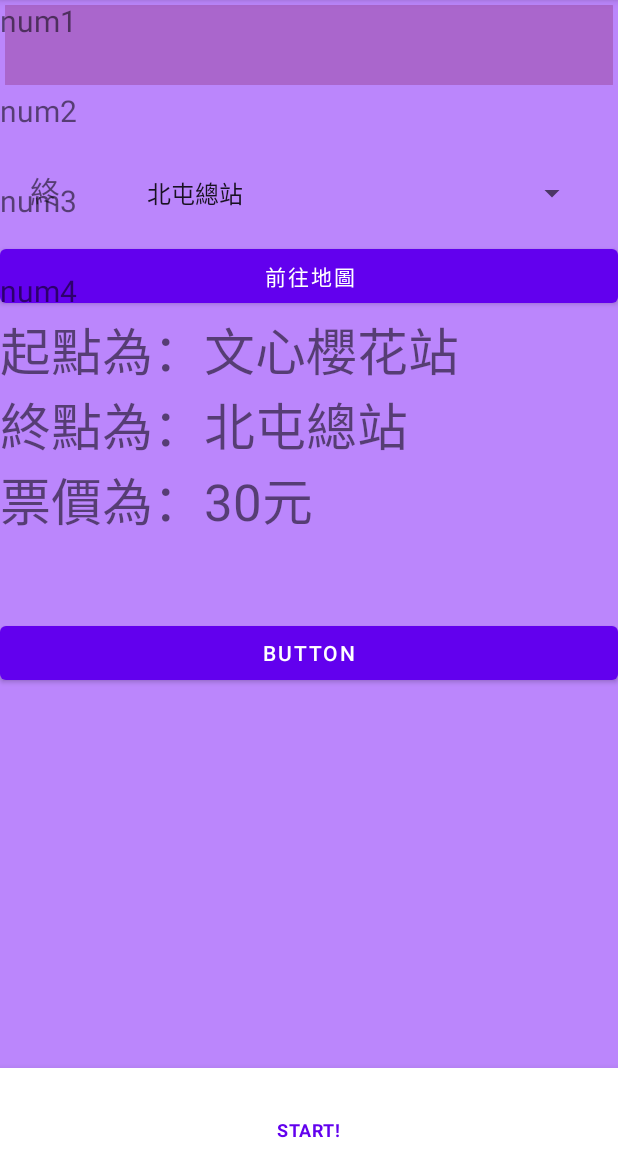
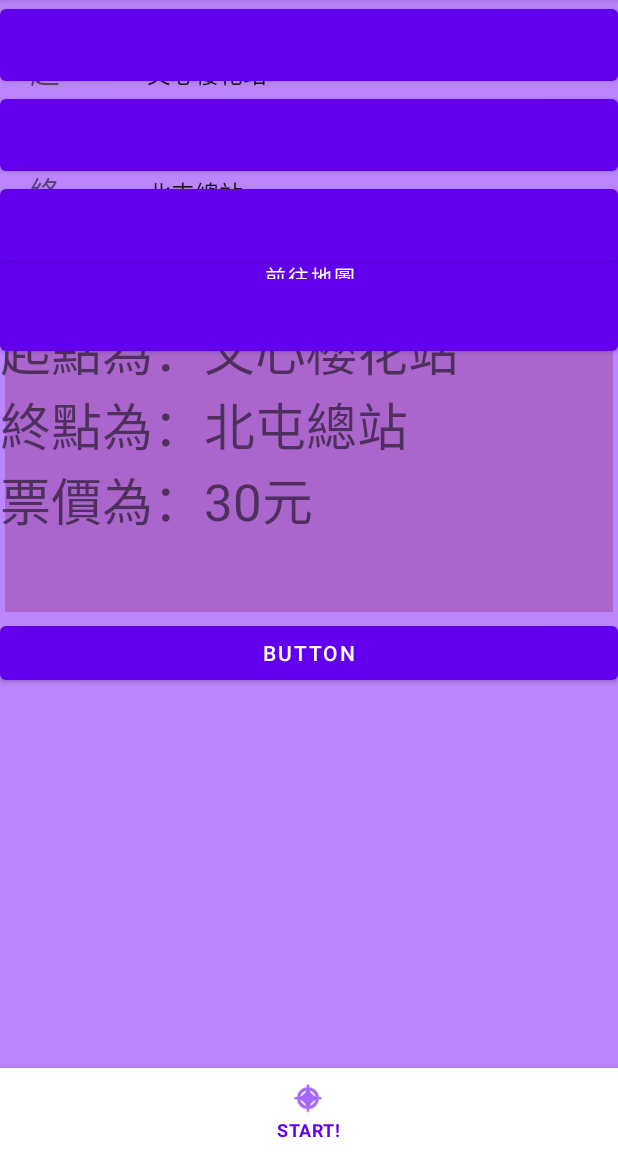
Before and after one commit to isaac1249/project, an Android app: the fragment MRTFragment placed in its activity, after a tap on "BUTTON", on a phone screen of 412 x 824 dp, the part 84-1236 px from its top. Run offline under Robolectric (Android 15) with nearby library versions, the phone set to English and light mode, and no system bars; 1 other tap on this screen came first.

Commit message:
map walk and fixed the MRTfragment's textview

```diff
--- a/app/src/main/java/com/example/project/DiceFragment.java
+++ b/app/src/main/java/com/example/project/DiceFragment.java
@@ -1,5 +1,7 @@
 package com.example.project;
 
+import android.content.Intent;
+import android.net.Uri;
 import android.os.Bundle;
 
 import androidx.fragment.app.Fragment;
@@ -10,6 +12,8 @@ import android.view.View;
 import android.view.ViewGroup;
 import android.widget.Button;
 import android.widget.TextView;
+
+import com.google.android.gms.maps.SupportMapFragment;
 
 import org.w3c.dom.Text;
 
@@ -22,8 +26,9 @@ import java.util.Random;
  */
 public class DiceFragment extends Fragment {
     private static int randomcount;
+    String uri;
     private Button btn;
-    private TextView textView1,textView2,textView3,textView4;
+    private Button textView1,textView2,textView3,textView4;
     public DiceFragment() {
         // Required empty public constructor
     }
@@ -32,20 +37,17 @@ public class DiceFragment extends Fragment {
     @Override
     public void onCreate(Bundle savedInstanceState) {
         super.onCreate(savedInstanceState);
-        if (getArguments() != null) {
 
-        }
     }
 
     @Override
-    public View onCreateView(LayoutInflater inflater, ViewGroup container,
-                             Bundle savedInstanceState) {
+    public View onCreateView(LayoutInflater inflater, ViewGroup container, Bundle savedInstanceState) {
         // Inflate the layout for this fragment
         View RootView = inflater.inflate(R.layout.fragment_dice,container, false);
-        textView1 = RootView.findViewById(R.id.t1);
-        textView2 = RootView.findViewById(R.id.t2);
-        textView3 = RootView.findViewById(R.id.t3);
-        textView4 = RootView.findViewById(R.id.t4);
+        textView1 = RootView.findViewById(R.id.btn1);
+        textView2 = RootView.findViewById(R.id.btn2);
+        textView3 = RootView.findViewById(R.id.btn3);
+        textView4 = RootView.findViewById(R.id.btn4);
 
         if(getArguments() != null){
             if(getArguments().getString("end").contains("市政府")){
@@ -55,7 +57,46 @@ public class DiceFragment extends Fragment {
                 textView4.setText(getResources().getStringArray(R.array.shing_su_chang)[3]);
             }
         }
+        textView1.setOnClickListener(new View.OnClickListener(){
+            @Override
+            public void onClick(View v){
+                uri = String.format("google.navigation:q="+textView1.getText()+"&mode=w");
+                launchMap();
+            }
+        });
+
+        textView2.setOnClickListener(new View.OnClickListener(){
+            @Override
+            public void onClick(View v){
+                uri = String.format("google.navigation:q="+textView2.getText()+"&mode=w");
+                launchMap();
+            }
+        });
+        textView3.setOnClickListener(new View.OnClickListener(){
+            @Override
+            public void onClick(View v){
+                uri = String.format("google.navigation:q="+textView3.getText()+"&mode=w");
+                launchMap();
+            }
+        });
+
+        textView4.setOnClickListener(new View.OnClickListener(){
+            @Override
+            public void onClick(View v){
+                uri = String.format("google.navigation:q="+textView4.getText()+"&mode=w");
+                launchMap();
+            }
+        });
 
         return RootView;
     }
+    public void launchMap(){
+        Uri intentUri = Uri.parse(uri);
+        Intent intent = new Intent(Intent.ACTION_VIEW,intentUri);
+        intent.setPackage("com.google.android.apps.maps");
+
+
+        startActivity(intent);
+
+    }
 }
--- a/app/src/main/res/layout/activity_main.xml
+++ b/app/src/main/res/layout/activity_main.xml
@@ -7,7 +7,7 @@
     android:layout_gravity="center_vertical"
     android:orientation="vertical"
     tools:context=".MainActivity"
-    android:background="@drawable/background"
+    android:background="@drawable/b"
     android:id="@+id/mainlayout">
         <![CDATA[
 
--- a/app/src/main/res/layout/fragment_dice.xml
+++ b/app/src/main/res/layout/fragment_dice.xml
@@ -7,31 +7,29 @@
     android:orientation="vertical"
     tools:context=".DiceFragment">
 
-
-        <TextView
+        <Button
+            android:id="@+id/btn1"
             android:layout_width="match_parent"
             android:layout_height="60dp"
-            android:text="num1"
-            android:id="@+id/t1"
-            android:textSize="20sp"
-            android:background="@drawable/text_view_border"/>
-        <TextView
+            android:textSize="20sp" />
+
+        <Button
+            android:id="@+id/btn2"
             android:layout_width="match_parent"
             android:layout_height="60dp"
-            android:text="num2"
-            android:id="@+id/t2"
             android:textSize="20sp" />
-        <TextView
+
+        <Button
+            android:id="@+id/btn3"
             android:layout_width="match_parent"
             android:layout_height="60dp"
-            android:text="num3"
-            android:id="@+id/t3"
             android:textSize="20sp" />
-        <TextView
+
+        <Button
+            android:id="@+id/btn4"
             android:layout_width="match_parent"
             android:layout_height="60dp"
-            android:text="num4"
-            android:id="@+id/t4"
+            android:text=" "
             android:textSize="20sp" />
 
 </LinearLayout>
--- a/app/src/main/res/layout/fragment_m_r_t.xml
+++ b/app/src/main/res/layout/fragment_m_r_t.xml
@@ -60,8 +60,8 @@
         android:id="@+id/howmuch"
         android:layout_width="match_parent"
         android:layout_height="203dp"
-        android:text="TextView"
-        android:textSize="34sp" />
+        android:textSize="34sp"
+        android:background="@drawable/text_view_border"/>
 
     <Button
         android:id="@+id/gotoplay"
--- a/app/src/main/res/menu/navigation.xml
+++ b/app/src/main/res/menu/navigation.xml
@@ -3,5 +3,6 @@
 
     <item
         android:id="@+id/nav1"
+        android:icon="@android:drawable/ic_menu_compass"
         android:title="START!" />
 </menu>
--- a/app/src/main/res/navigation/n.xml
+++ b/app/src/main/res/navigation/n.xml
@@ -14,7 +14,8 @@
 
     <fragment
         android:id="@+id/fragment_ticket"
-        android:label="ticket">
+        android:label="ticket"
+        >
 
     </fragment>
 
```
Also changed, not shown: app/src/main/res/drawable/b.jpg (added), app/src/main/res/drawable/background.jpg (deleted).
